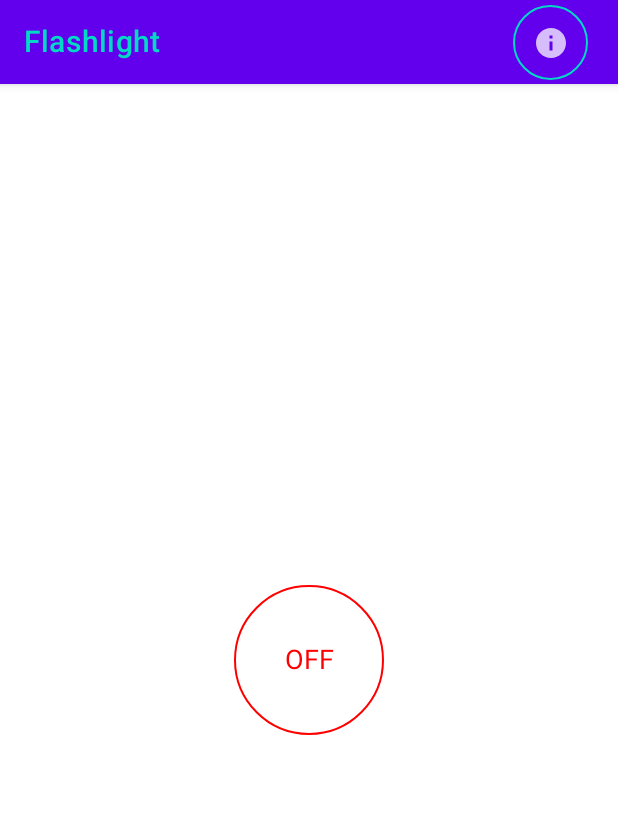
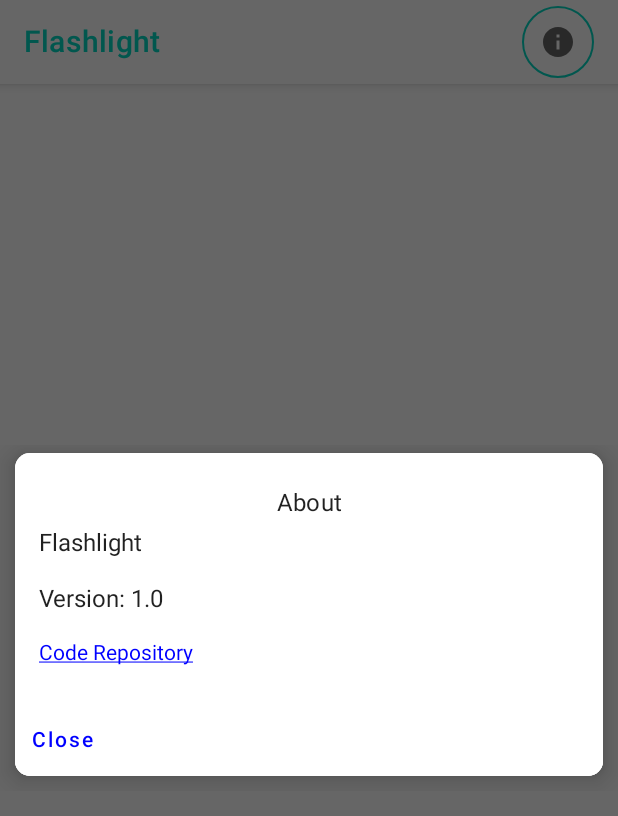
Before and after one commit to JohnX4321/Compose_Flashlight, an Android app built with Jetpack Compose: the screen it shows after launch (MainActivity), after a tap on "Info", on a phone screen of 412 x 824 dp. Shown: the top 816 px of the screen. Run offline under Robolectric (Android 15) with nearby library versions, the phone set to English and light mode, and no system bars; 3 statements that could not run were skipped.

Commit message:
Added Info Button

```diff
--- a/app/src/main/java/com/thingsenz/flashlight/MainActivity.kt
+++ b/app/src/main/java/com/thingsenz/flashlight/MainActivity.kt
@@ -1,11 +1,14 @@
 package com.thingsenz.flashlight
 
 import android.Manifest
+import android.content.Intent
 import android.content.pm.PackageManager
 import android.hardware.camera2.CameraCharacteristics
 import android.hardware.camera2.CameraManager
+import android.net.Uri
 import android.os.Build
 import android.os.Bundle
+import android.text.style.ClickableSpan
 import android.util.Log
 import android.widget.Toast
 import androidx.activity.ComponentActivity
@@ -14,9 +17,11 @@ import androidx.activity.result.contract.ActivityResultContracts
 import androidx.compose.foundation.BorderStroke
 import androidx.compose.foundation.background
 import androidx.compose.foundation.border
+import androidx.compose.foundation.isSystemInDarkTheme
 import androidx.compose.foundation.layout.*
 import androidx.compose.foundation.shape.CircleShape
 import androidx.compose.foundation.shape.RoundedCornerShape
+import androidx.compose.foundation.text.ClickableText
 import androidx.compose.material.*
 import androidx.compose.material.icons.Icons
 import androidx.compose.material.icons.filled.Info
@@ -25,9 +30,10 @@ import androidx.compose.runtime.mutableStateOf
 import androidx.compose.ui.Alignment
 import androidx.compose.ui.Modifier
 import androidx.compose.ui.graphics.Color
-import androidx.compose.ui.text.TextStyle
+import androidx.compose.ui.text.*
 import androidx.compose.ui.text.font.FontWeight
 import androidx.compose.ui.text.style.TextAlign
+import androidx.compose.ui.text.style.TextDecoration
 import androidx.compose.ui.text.style.TextOverflow
 import androidx.compose.ui.tooling.preview.Preview
 import androidx.compose.ui.unit.dp
@@ -44,8 +50,9 @@ class MainActivity : ComponentActivity() {
     private var sosInterrupt = false
     private var btnColor = mutableStateOf(Color.Red)
     private var btnText = mutableStateOf("OFF")
-    var openDialog = mutableStateOf(false)
-    var msgType = mutableStateOf(0)
+    private var openPermDialog = mutableStateOf(false)
+    private var openInfoDialog = mutableStateOf(false)
+    private var msgType = mutableStateOf(0)
     private var cameraId = ""
     private var flashMode = false
     private var hasFlash = true
@@ -59,7 +66,7 @@ class MainActivity : ComponentActivity() {
             } else {
                 msgType.value=1
             }
-            openDialog.value=true
+            openPermDialog.value=true
         }
     }
 
@@ -74,11 +81,11 @@ class MainActivity : ComponentActivity() {
             FlashlightTheme {
                 // A surface container using the 'background' color from the theme
                 Scaffold(topBar = {
-                    TopAppBar(title = {Text(text = "Flashlight",color = MaterialTheme.colors.secondary)},actions = {
+                    TopAppBar(title = {Text(text = "Flashlight",color = MaterialTheme.colors.secondary)},backgroundColor = if (isSystemInDarkTheme()) Color.Black else Color.White,actions = {
                         Row(modifier = Modifier.padding(end = 16.dp)) {
                             Spacer(modifier = Modifier.width(16.dp))
-                            IconButton(onClick = { /*TODO*/ }, modifier = Modifier
-                                .then(Modifier.size(50.dp))
+                            IconButton(onClick = { openInfoDialog.value=true }, modifier = Modifier
+                                .then(Modifier.size(40.dp))
                                 .border(1.dp, MaterialTheme.colors.secondary, shape = CircleShape)) {
                                 Icon(Icons.Default.Info, contentDescription = "Info")
                             }
@@ -102,8 +109,11 @@ class MainActivity : ComponentActivity() {
                             ) {
                                 Text(text = btnText.value,style = TextStyle(color = btnColor.value,fontSize = 18.sp),maxLines = 1)
                             }
-                            if (openDialog.value) {
+                            if (openPermDialog.value) {
                                 showPermDialog()
+                            }
+                            if (openInfoDialog.value) {
+                                showInfoDialog()
                             }
                         }
                     }
@@ -155,6 +165,10 @@ class MainActivity : ComponentActivity() {
         } catch (e: Exception) {
             Log.e("Flashlight",e.message?: "")
         }
+    }
+
+    override fun onBackPressed() {
+        finish()
     }
 
     override fun finish() {
@@ -215,16 +229,52 @@ class MainActivity : ComponentActivity() {
                             .fillMaxWidth()
                             .padding(top = 10.dp)
                             .background(MaterialTheme.colors.background)) {
-                        TextButton(onClick = { openDialog.value=false
+                        TextButton(onClick = { openPermDialog.value=false
                             finish()
                         }) {
                             Text(text = "Deny",fontWeight = FontWeight.SemiBold,color = Color.Blue,modifier = Modifier.padding(top = 5.dp,bottom = 5.dp))
                         }
                         TextButton(onClick = {
-                            openDialog.value=false
+                            openPermDialog.value=false
                             cameraPermissionLauncher.launch(Manifest.permission.CAMERA)
                         },enabled = msgType.value==0) {
                             Text(text = "Allow",fontWeight = FontWeight.SemiBold,color = if (msgType.value==0) Color.Blue else Color.Gray,modifier = Modifier.padding(top = 5.dp,bottom = 5.dp))
+                        }
+                    }
+                }
+            }
+        }
+    }
+
+    @Composable
+    fun showInfoDialog() {
+        Dialog(onDismissRequest = {  }) {
+            Card(shape = RoundedCornerShape(10.dp),modifier = Modifier.padding(10.dp,5.dp,10.dp,10.dp),elevation = 10.dp) {
+                Column(modifier = Modifier.background(MaterialTheme.colors.background)) {
+                    Column(modifier = Modifier.padding(16.dp)) {
+                        Text(text = "About", textAlign = TextAlign.Center,
+                            modifier = Modifier
+                                .padding(5.dp)
+                                .fillMaxWidth(),style = MaterialTheme.typography.subtitle1,
+                            overflow = TextOverflow.Ellipsis)
+                        Text(text = buildAnnotatedString {
+                            append("Flashlight\n\n")
+                            append("Version: ${BuildConfig.VERSION_NAME}\n")
+                        })
+                        ClickableText(text = AnnotatedString(text = "Code Repository",spanStyle = SpanStyle(color = Color.Blue,textDecoration = TextDecoration.Underline)), onClick = {
+                            startActivity(Intent(Intent.ACTION_VIEW,
+                                Uri.parse("https://github.com/JohnX4321/Compose_Flashlight")
+                            ))
+                        })
+                    }
+                    Row(
+                        Modifier
+                            .fillMaxWidth()
+                            .padding(top = 10.dp)
+                            .background(MaterialTheme.colors.background)) {
+                        TextButton(onClick = { openInfoDialog.value=false
+                        }) {
+                            Text(text = "Close",fontWeight = FontWeight.SemiBold,color = Color.Blue,modifier = Modifier.padding(top = 5.dp,bottom = 5.dp))
                         }
                     }
                 }
--- a/app/src/main/res/values/themes.xml
+++ b/app/src/main/res/values/themes.xml
@@ -2,6 +2,6 @@
 <resources>
 
     <style name="Theme.Flashlight" parent="android:Theme.Material.Light.NoActionBar">
-        <item name="android:statusBarColor">@color/purple_700</item>
+        <item name="android:statusBarColor">@color/black</item>
     </style>
 </resources>
```
